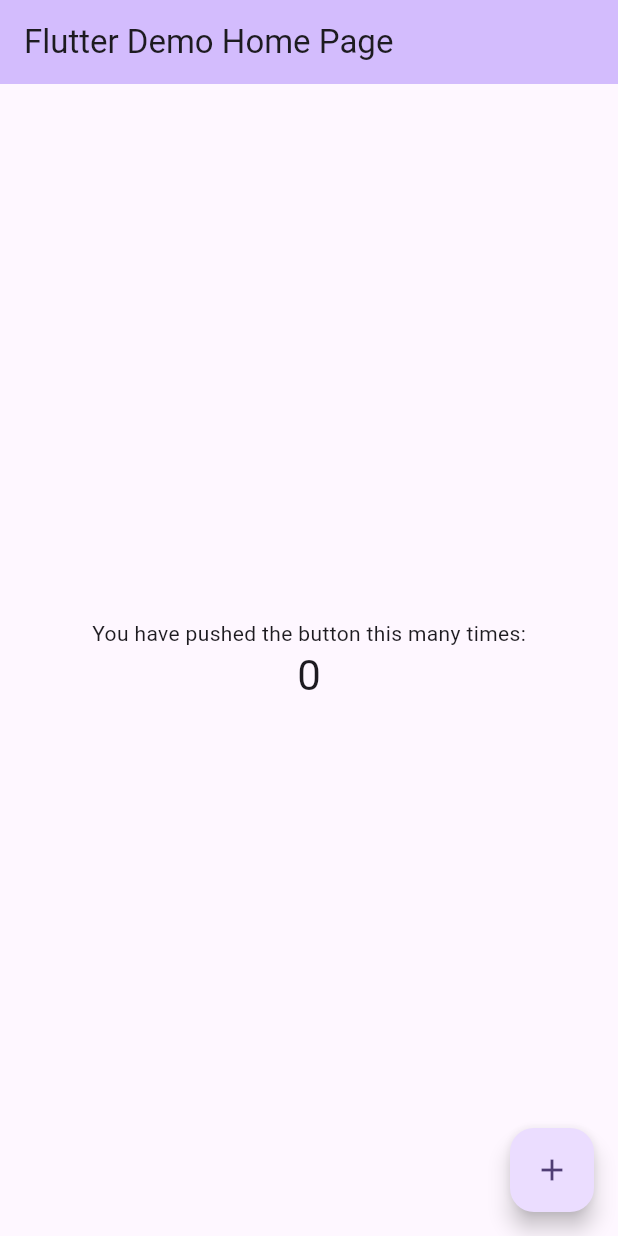
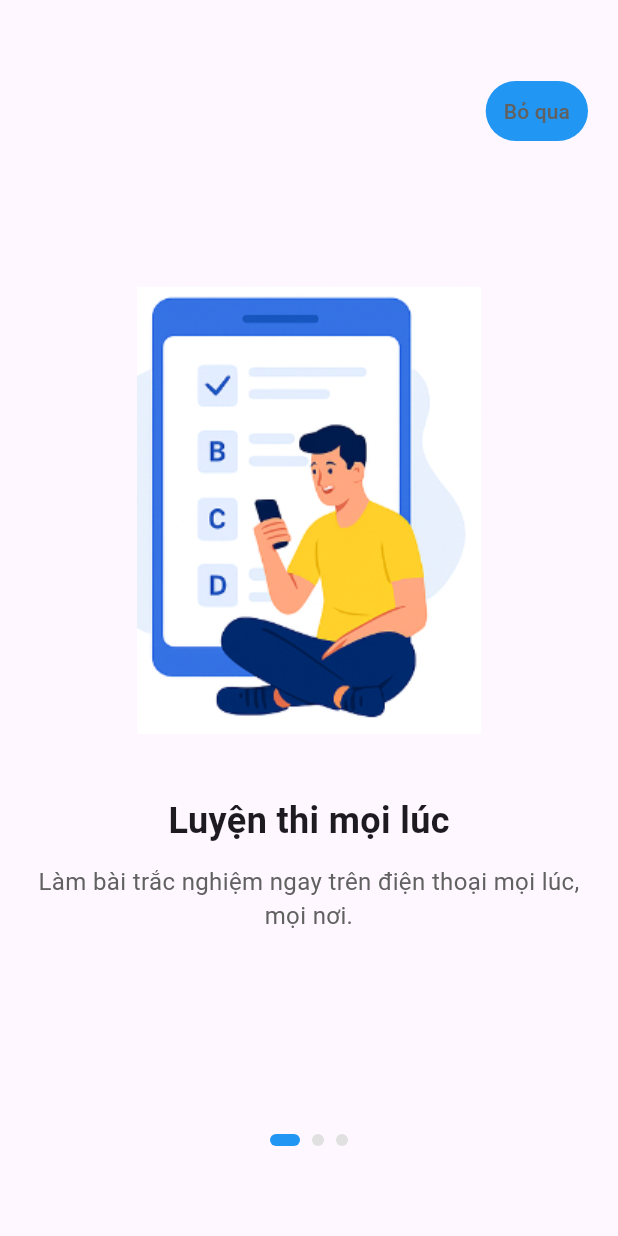
Before and after one commit to quangvu03/QuizApp_FE, a Flutter app: the screen it shows after launch, on a phone screen of 412 x 824 dp. Run offline on Flutter 3.47's test engine with Material 3 defaults, Android fonts, the phone set to English and light mode, and no system bars; our stand-ins replace shared_preferences.

Commit message:
add first screen

```diff
--- /dev/null
+++ b/lib/Page/home.dart
@@ -0,0 +1,28 @@
+import 'package:flutter/material.dart';
+import 'package:shared_preferences/shared_preferences.dart';
+
+class HomeScreen extends StatelessWidget {
+  const HomeScreen({super.key});
+
+  @override
+  Widget build(BuildContext context) {
+    return Scaffold(
+      appBar: AppBar(title: const Text('Trang chính')),
+      body: Center(child: ElevatedButton(
+        onPressed: () async {
+          await resetFirstTime();
+          print('Đã reset, bạn có thể restart app để test onboarding lại');
+        },
+        child: const Text("Reset first_time"),
+      ),
+      ),
+    );
+  }
+
+  Future<void> resetFirstTime() async {
+    final prefs = await SharedPreferences.getInstance();
+    await prefs.remove('first_time');
+    print('✅ Đã xóa key "first_time"');
+  }
+
+}
--- /dev/null
+++ b/lib/Page/wellcome.dart
@@ -0,0 +1,176 @@
+import 'package:flutter/material.dart';
+import 'package:quizapp_fe/Page/home.dart';
+import 'package:shared_preferences/shared_preferences.dart';
+
+class Wellcome extends StatefulWidget {
+  const Wellcome({super.key});
+
+  @override
+  _WellcomeState createState() => _WellcomeState();
+}
+
+class _WellcomeState extends State<Wellcome> {
+  final PageController _controller = PageController();
+  int _currentPage = 0;
+  late Future<bool> firstOpen;
+
+  @override
+  void initState() {
+    super.initState();
+    firstOpen = _isFirstTime(); // Gọi async hàm kiểm tra lần đầu
+  }
+
+  Future<bool> _isFirstTime() async {
+    final prefs = await SharedPreferences.getInstance();
+    bool isFirstTime = prefs.getBool('first_time') ?? true;
+    if (isFirstTime) {
+      await prefs.setBool('first_time', false);
+    }
+    return isFirstTime;
+  }
+
+  void _goHomeScreen() {
+    Navigator.pushReplacement(
+      context,
+      MaterialPageRoute(builder: (context) => HomeScreen()),
+    );
+  }
+
+  @override
+  Widget build(BuildContext context) {
+    return FutureBuilder<bool>(
+      future: firstOpen,
+      builder: (context, snapshot) {
+        if (snapshot.connectionState == ConnectionState.waiting) {
+          return const Center(child: CircularProgressIndicator()); // Hiển thị loading khi đang chờ
+        }
+
+        if (snapshot.hasData && snapshot.data == false) {
+          // Nếu không phải lần đầu, chuyển luôn tới HomeScreen
+          WidgetsBinding.instance.addPostFrameCallback((_) {
+            _goHomeScreen();
+          });
+          return Container(); // Không hiển thị gì trong khi đang chuyển hướng
+        }
+
+        // Nếu là lần đầu mở app, hiển thị Onboarding
+        return Scaffold(
+          body: Stack(
+            children: [
+              PageView.builder(
+                controller: _controller,
+                itemCount: onboardingData.length,
+                onPageChanged: (index) => setState(() => _currentPage = index),
+                itemBuilder: (context, index) {
+                  return Column(
+                    mainAxisAlignment: MainAxisAlignment.center,
+                    children: [
+                      Image.asset(
+                        onboardingData[index]['image']!,
+                        height: 300,
+                      ),
+                      const SizedBox(height: 40),
+                      Text(
+                        onboardingData[index]['title']!,
+                        style: const TextStyle(
+                          fontSize: 24,
+                          fontWeight: FontWeight.bold,
+                        ),
+                      ),
+                      Padding(
+                        padding: const EdgeInsets.symmetric(horizontal: 24.0, vertical: 12),
+                        child: Text(
+                          onboardingData[index]['desc']!,
+                          textAlign: TextAlign.center,
+                          style: TextStyle(fontSize: 16, color: Colors.grey[700]),
+                        ),
+                      ),
+                    ],
+                  );
+                },
+              ),
+              Positioned(
+                bottom: 60,
+                left: 0,
+                right: 0,
+                child: Row(
+                  mainAxisAlignment: MainAxisAlignment.center,
+                  children: List.generate(
+                    onboardingData.length,
+                        (index) => Container(
+                      margin: EdgeInsets.symmetric(horizontal: 4),
+                      width: _currentPage == index ? 20 : 8,
+                      height: 8,
+                      decoration: BoxDecoration(
+                        color: _currentPage == index ? Colors.blue : Colors.grey[300],
+                        borderRadius: BorderRadius.circular(4),
+                      ),
+                    ),
+                  ),
+                ),
+              ),
+              Positioned(
+                top: 50,
+                right: 20,
+                child: TextButton(
+                  onPressed: () async {
+                    await saveFirstTimeTrue;  // Gọi hàm saveData() đúng cách
+                    _goHomeScreen;   // Gọi hàm _goHomeScreen() đúng cách
+                  },
+                  style: OutlinedButton.styleFrom(backgroundColor: Colors.blue),
+                  child: Text(
+                    "Bỏ qua",
+                    style: TextStyle(color: Colors.grey[700]),
+                  ),
+                ),
+              ),
+              if (_currentPage == onboardingData.length - 1)
+                Positioned(
+                  bottom: 20,
+                  left: 40,
+                  right: 40,
+                  child: TextButton(
+                    onPressed: () async {
+                      await saveFirstTimeTrue();  // Gọi hàm saveData() đúng cách
+                      _goHomeScreen();   // Gọi hàm _goHomeScreen() đúng cách
+                    },
+                    style: TextButton.styleFrom(
+                      backgroundColor: Colors.blue,
+                      padding: EdgeInsets.symmetric(vertical: 14),
+                      shape: RoundedRectangleBorder(
+                        borderRadius: BorderRadius.circular(30),
+                      ),
+                    ),
+                    child: Text("Bắt đầu", style: TextStyle(fontSize: 16)),
+                  ),
+                ),
+            ],
+          ),
+        );
+      },
+    );
+  }
+
+  Future<void> saveFirstTimeTrue() async {
+    final prefs = await SharedPreferences.getInstance();
+    await prefs.setBool('first_time', true);
+  }
+
+  final List<Map<String, String>> onboardingData = [
+    {
+      'title': 'Luyện thi mọi lúc',
+      'desc': 'Làm bài trắc nghiệm ngay trên điện thoại mọi lúc, mọi nơi.',
+      'image': 'assets/images/Wcimg1.png'
+    },
+    {
+      'title': 'Theo dõi tiến độ',
+      'desc': 'Xem lại kết quả, phân tích điểm mạnh/yếu của bạn.',
+      'image': 'assets/images/Wcimg2.png'
+    },
+    {
+      'title': 'Sẵn sàng cho kỳ thi',
+      'desc': 'Tự tin chinh phục kỳ thi với kiến thức vững chắc!',
+      'image': 'assets/images/Wcimg3.png'
+    },
+  ];
+}
--- a/lib/main.dart
+++ b/lib/main.dart
@@ -1,4 +1,6 @@
 import 'package:flutter/material.dart';
+
+import 'Page/wellcome.dart';
 
 void main() {
   runApp(const MyApp());
@@ -13,113 +15,13 @@
     return MaterialApp(
       title: 'Flutter Demo',
       theme: ThemeData(
-        // This is the theme of your application.
-        //
-        // TRY THIS: Try running your application with "flutter run". You'll see
-        // the application has a purple toolbar. Then, without quitting the app,
-        // try changing the seedColor in the colorScheme below to Colors.green
-        // and then invoke "hot reload" (save your changes or press the "hot
-        // reload" button in a Flutter-supported IDE, or press "r" if you used
-        // the command line to start the app).
-        //
-        // Notice that the counter didn't reset back to zero; the application
-        // state is not lost during the reload. To reset the state, use hot
-        // restart instead.
-        //
-        // This works for code too, not just values: Most code changes can be
-        // tested with just a hot reload.
+
         colorScheme: ColorScheme.fromSeed(seedColor: Colors.deepPurple),
         useMaterial3: true,
       ),
-      home: const MyHomePage(title: 'Flutter Demo Home Page'),
+      home: Wellcome(),
+      debugShowCheckedModeBanner: false
+      ,
     );
   }
 }
-
-class MyHomePage extends StatefulWidget {
-  const MyHomePage({super.key, required this.title});
-
-  // This widget is the home page of your application. It is stateful, meaning
-  // that it has a State object (defined below) that contains fields that affect
-  // how it looks.
-
-  // This class is the configuration for the state. It holds the values (in this
-  // case the title) provided by the parent (in this case the App widget) and
-  // used by the build method of the State. Fields in a Widget subclass are
-  // always marked "final".
-
-  final String title;
-
-  @override
-  State<MyHomePage> createState() => _MyHomePageState();
-}
-
-class _MyHomePageState extends State<MyHomePage> {
-  int _counter = 0;
-
-  void _incrementCounter() {
-    setState(() {
-      // This call to setState tells the Flutter framework that something has
-      // changed in this State, which causes it to rerun the build method below
-      // so that the display can reflect the updated values. If we changed
-      // _counter without calling setState(), then the build method would not be
-      // called again, and so nothing would appear to happen.
-      _counter++;
-    });
-  }
-
-  @override
-  Widget build(BuildContext context) {
-    // This method is rerun every time setState is called, for instance as done
-    // by the _incrementCounter method above.
-    //
-    // The Flutter framework has been optimized to make rerunning build methods
-    // fast, so that you can just rebuild anything that needs updating rather
-    // than having to individually change instances of widgets.
-    return Scaffold(
-      appBar: AppBar(
-        // TRY THIS: Try changing the color here to a specific color (to
-        // Colors.amber, perhaps?) and trigger a hot reload to see the AppBar
-        // change color while the other colors stay the same.
-        backgroundColor: Theme.of(context).colorScheme.inversePrimary,
-        // Here we take the value from the MyHomePage object that was created by
-        // the App.build method, and use it to set our appbar title.
-        title: Text(widget.title),
-      ),
-      body: Center(
-        // Center is a layout widget. It takes a single child and positions it
-        // in the middle of the parent.
-        child: Column(
-          // Column is also a layout widget. It takes a list of children and
-          // arranges them vertically. By default, it sizes itself to fit its
-          // children horizontally, and tries to be as tall as its parent.
-          //
-          // Column has various properties to control how it sizes itself and
-          // how it positions its children. Here we use mainAxisAlignment to
-          // center the children vertically; the main axis here is the vertical
-          // axis because Columns are vertical (the cross axis would be
-          // horizontal).
-          //
-          // TRY THIS: Invoke "debug painting" (choose the "Toggle Debug Paint"
-          // action in the IDE, or press "p" in the console), to see the
-          // wireframe for each widget.
-          mainAxisAlignment: MainAxisAlignment.center,
-          children: <Widget>[
-            const Text(
-              'You have pushed the button this many times:',
-            ),
-            Text(
-              '$_counter',
-              style: Theme.of(context).textTheme.headlineMedium,
-            ),
-          ],
-        ),
-      ),
-      floatingActionButton: FloatingActionButton(
-        onPressed: _incrementCounter,
-        tooltip: 'Increment',
-        child: const Icon(Icons.add),
-      ), // This trailing comma makes auto-formatting nicer for build methods.
-    );
-  }
-}
```
Also changed, not shown: pubspec.yaml (+4 -71 lines), assets/images/Wcimg1.png (added), assets/images/Wcimg2.png (added), assets/images/Wcimg3.png (added), pubspec.lock.
